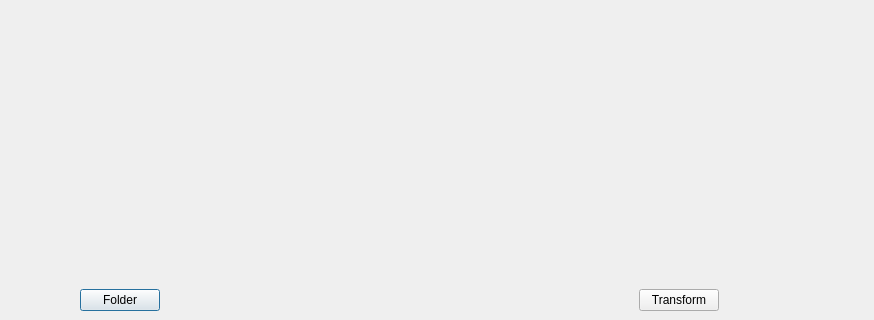
Qt form FiltOption/HighPassFilt/src/HighPassFilt/highpassfilt.ui (Rodelph/Image-Processing-Utility) before a commit; both pictures show x 175 to 1049 and y 400 to 720 of the 1366 by 720 pixel window.
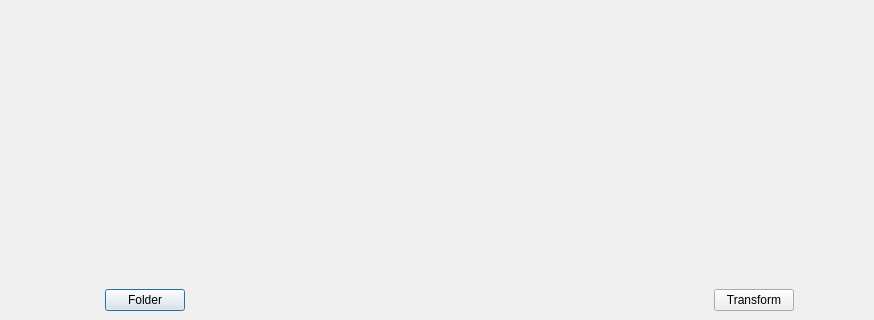
The same form after that commit.

Diff of the .ui file:
```diff
--- a/FiltOption/HighPassFilt/src/HighPassFilt/highpassfilt.ui
+++ b/FiltOption/HighPassFilt/src/HighPassFilt/highpassfilt.ui
@@ -36,7 +36,7 @@
     <rect>
      <x>19</x>
      <y>80</y>
-     <width>1111</width>
+     <width>1211</width>
      <height>631</height>
     </rect>
    </property>
```
